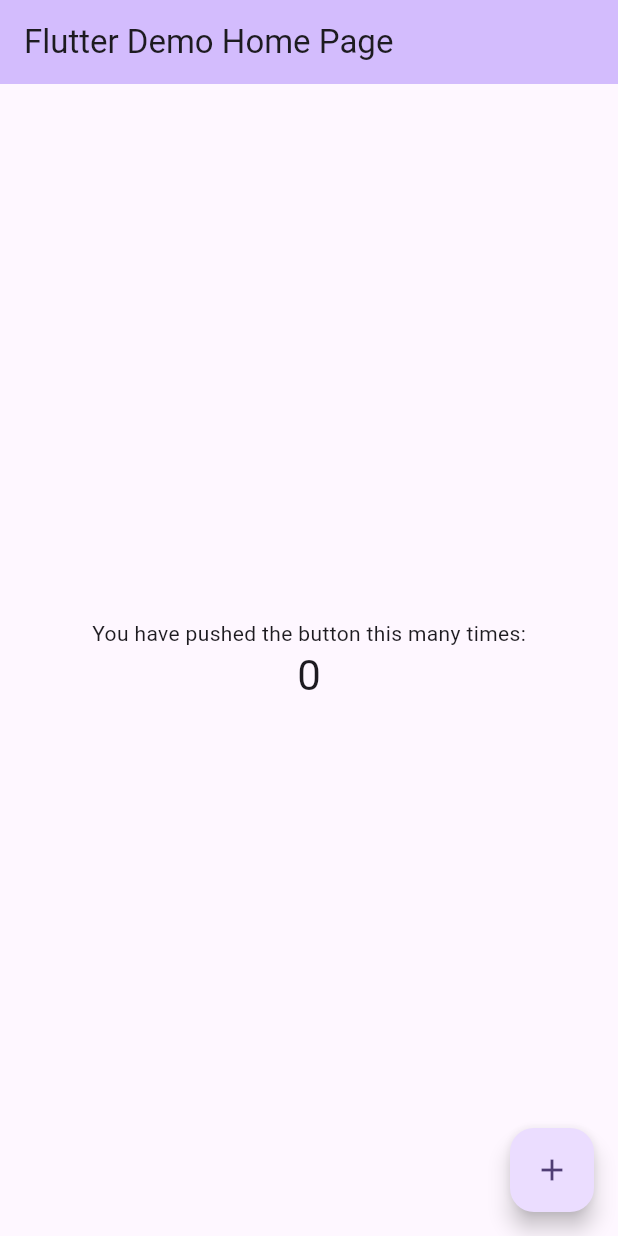
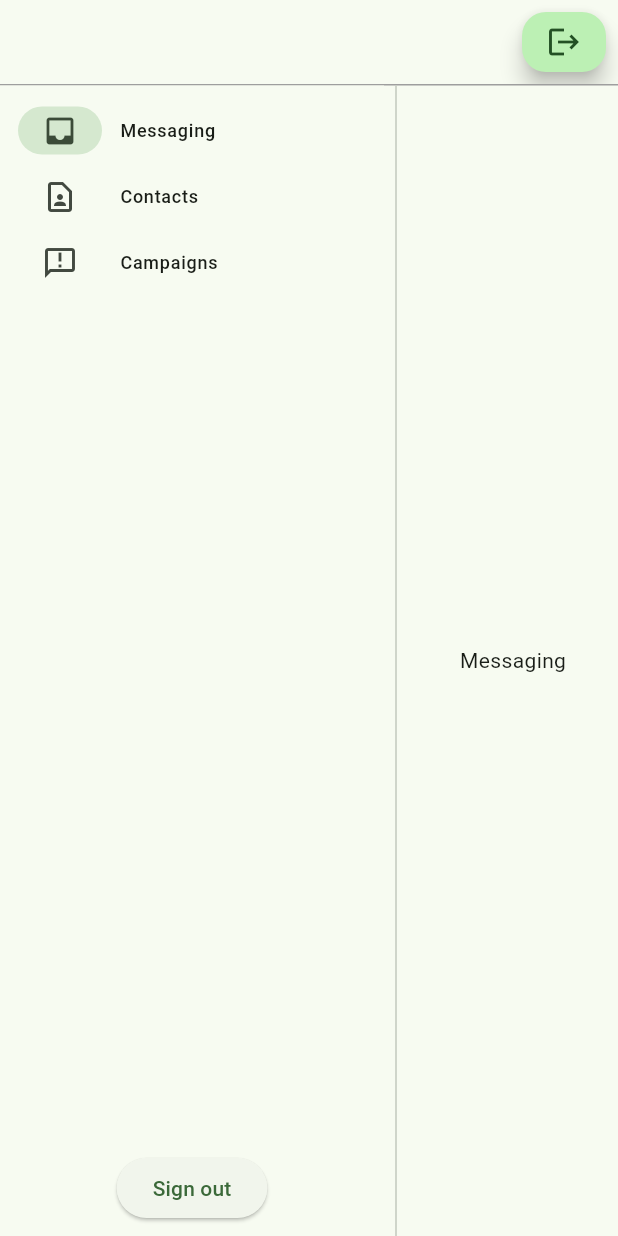
Before and after one commit to Cassaden/marketing_suite_nativeapp, a Flutter app: the screen it shows after launch, on a phone screen of 412 x 824 dp. Run offline on Flutter 3.47's test engine with Material 3 defaults, Android fonts, the phone set to English and light mode, and no system bars.

Commit message:
Created routes and some pages.

```diff
--- a/lib/main.dart
+++ b/lib/main.dart
@@ -1,122 +1,22 @@
 import 'package:flutter/material.dart';
 
+import 'package:app/screens/home.dart';
+
 void main() {
-  runApp(const MyApp());
+  runApp(const App());
 }
 
-class MyApp extends StatelessWidget {
-  const MyApp({super.key});
+class App extends StatelessWidget {
+  const App({super.key});
 
-  // This widget is the root of your application.
   @override
   Widget build(BuildContext context) {
     return MaterialApp(
-      title: 'Flutter Demo',
+      title: 'Cassaden',
       theme: ThemeData(
-        // This is the theme of your application.
-        //
-        // TRY THIS: Try running your application with "flutter run". You'll see
-        // the application has a purple toolbar. Then, without quitting the app,
-        // try changing the seedColor in the colorScheme below to Colors.green
-        // and then invoke "hot reload" (save your changes or press the "hot
-        // reload" button in a Flutter-supported IDE, or press "r" if you used
-        // the command line to start the app).
-        //
-        // Notice that the counter didn't reset back to zero; the application
-        // state is not lost during the reload. To reset the state, use hot
-        // restart instead.
-        //
-        // This works for code too, not just values: Most code changes can be
-        // tested with just a hot reload.
-        colorScheme: ColorScheme.fromSeed(seedColor: Colors.deepPurple),
+        colorScheme: ColorScheme.fromSeed(seedColor: Colors.green),
       ),
-      home: const MyHomePage(title: 'Flutter Demo Home Page'),
+      home: const HomeScreen(),
     );
   }
 }
-
-class MyHomePage extends StatefulWidget {
-  const MyHomePage({super.key, required this.title});
-
-  // This widget is the home page of your application. It is stateful, meaning
-  // that it has a State object (defined below) that contains fields that affect
-  // how it looks.
-
-  // This class is the configuration for the state. It holds the values (in this
-  // case the title) provided by the parent (in this case the App widget) and
-  // used by the build method of the State. Fields in a Widget subclass are
-  // always marked "final".
-
-  final String title;
-
-  @override
-  State<MyHomePage> createState() => _MyHomePageState();
-}
-
-class _MyHomePageState extends State<MyHomePage> {
-  int _counter = 0;
-
-  void _incrementCounter() {
-    setState(() {
-      // This call to setState tells the Flutter framework that something has
-      // changed in this State, which causes it to rerun the build method below
-      // so that the display can reflect the updated values. If we changed
-      // _counter without calling setState(), then the build method would not be
-      // called again, and so nothing would appear to happen.
-      _counter++;
-    });
-  }
-
-  @override
-  Widget build(BuildContext context) {
-    // This method is rerun every time setState is called, for instance as done
-    // by the _incrementCounter method above.
-    //
-    // The Flutter framework has been optimized to make rerunning build methods
-    // fast, so that you can just rebuild anything that needs updating rather
-    // than having to individually change instances of widgets.
-    return Scaffold(
-      appBar: AppBar(
-        // TRY THIS: Try changing the color here to a specific color (to
-        // Colors.amber, perhaps?) and trigger a hot reload to see the AppBar
-        // change color while the other colors stay the same.
-        backgroundColor: Theme.of(context).colorScheme.inversePrimary,
-        // Here we take the value from the MyHomePage object that was created by
-        // the App.build method, and use it to set our appbar title.
-        title: Text(widget.title),
-      ),
-      body: Center(
-        // Center is a layout widget. It takes a single child and positions it
-        // in the middle of the parent.
-        child: Column(
-          // Column is also a layout widget. It takes a list of children and
-          // arranges them vertically. By default, it sizes itself to fit its
-          // children horizontally, and tries to be as tall as its parent.
-          //
-          // Column has various properties to control how it sizes itself and
-          // how it positions its children. Here we use mainAxisAlignment to
-          // center the children vertically; the main axis here is the vertical
-          // axis because Columns are vertical (the cross axis would be
-          // horizontal).
-          //
-          // TRY THIS: Invoke "debug painting" (choose the "Toggle Debug Paint"
-          // action in the IDE, or press "p" in the console), to see the
-          // wireframe for each widget.
-          mainAxisAlignment: MainAxisAlignment.center,
-          children: <Widget>[
-            const Text('You have pushed the button this many times:'),
-            Text(
-              '$_counter',
-              style: Theme.of(context).textTheme.headlineMedium,
-            ),
-          ],
-        ),
-      ),
-      floatingActionButton: FloatingActionButton(
-        onPressed: _incrementCounter,
-        tooltip: 'Increment',
-        child: const Icon(Icons.add),
-      ), // This trailing comma makes auto-formatting nicer for build methods.
-    );
-  }
-}
--- /dev/null
+++ b/lib/screens/campaigns.dart
@@ -0,0 +1,15 @@
+import 'package:flutter/material.dart';
+
+class CampaignsScreen extends StatefulWidget {
+  const CampaignsScreen({super.key});
+
+  @override
+  State<CampaignsScreen> createState() => _CampaignsScreenState();
+}
+
+class _CampaignsScreenState extends State<CampaignsScreen> {
+  @override
+  Widget build(BuildContext context) {
+    return const Center(child: Text("CampaignsScreen"));
+  }
+}
--- /dev/null
+++ b/lib/screens/contacts.dart
@@ -0,0 +1,15 @@
+import 'package:flutter/material.dart';
+
+class ContactsScreen extends StatefulWidget {
+  const ContactsScreen({super.key});
+
+  @override
+  State<ContactsScreen> createState() => _ContactsScreenState();
+}
+
+class _ContactsScreenState extends State<ContactsScreen> {
+  @override
+  Widget build(BuildContext context) {
+    return const Center(child: Text("Contacts."));
+  }
+}
--- /dev/null
+++ b/lib/screens/home.dart
@@ -0,0 +1,95 @@
+import 'package:flutter/material.dart';
+
+import 'campaigns.dart';
+import 'contacts.dart';
+import 'messaging.dart';
+
+class HomeScreen extends StatefulWidget {
+  const HomeScreen({super.key});
+
+  @override
+  State<HomeScreen> createState() => _HomeScreenState();
+}
+
+class _HomeScreenState extends State<HomeScreen> {
+  int _selectedIndex = 0;
+
+  NavigationRailLabelType labelType = NavigationRailLabelType.all;
+  final double _groupAlignment = -1.0;
+
+  final List<Widget Function()> _screens = [
+    MessagingScreen.new,
+    ContactsScreen.new,
+    CampaignsScreen.new,
+  ];
+
+  @override
+  Widget build(BuildContext context) {
+    return Scaffold(
+      appBar: AppBar(
+        backgroundColor: Theme.of(context).colorScheme.surface,
+        actions: [
+          Padding(
+            padding: EdgeInsets.all(8),
+            child: FloatingActionButton(
+              onPressed: () {},
+              child: Icon(Icons.logout),
+            ),
+          ),
+        ],
+      ),
+      body: SafeArea(
+        child: Column(
+          children: [
+            Divider(height: 1, thickness: 1, color: Colors.grey),
+            Expanded(
+              child: Row(
+                children: <Widget>[
+                  NavigationRail(
+                    extended: true,
+                    selectedIndex: _selectedIndex,
+                    groupAlignment: _groupAlignment,
+                    onDestinationSelected:
+                        (int index) => setState(() {
+                          _selectedIndex = index;
+                        }),
+                    destinations: const <NavigationRailDestination>[
+                      NavigationRailDestination(
+                        icon: Icon(Icons.inbox),
+                        label: Text('Messaging'),
+                      ),
+                      NavigationRailDestination(
+                        icon: Icon(Icons.contact_page_outlined),
+                        label: Text('Contacts'),
+                      ),
+                      NavigationRailDestination(
+                        icon: Icon(Icons.announcement_outlined),
+                        label: Text('Campaigns'),
+                      ),
+                    ],
+                    trailing: Expanded(
+                      child: Column(
+                        mainAxisAlignment: MainAxisAlignment.end,
+                        children: [
+                          Padding(
+                            padding: EdgeInsets.all(8),
+                            child: ElevatedButton(
+                              child: Text('Sign out'),
+                              onPressed: () {},
+                            ),
+                          ),
+                        ],
+                      ),
+                    ),
+                  ),
+                  VerticalDivider(),
+                  Expanded(child: _screens[_selectedIndex]()),
+                ],
+              ),
+            ),
+          ],
+        ),
+      ),
+    );
+  }
+}
--- /dev/null
+++ b/lib/screens/messaging.dart
@@ -0,0 +1,15 @@
+import 'package:flutter/material.dart';
+
+class MessagingScreen extends StatefulWidget {
+  const MessagingScreen({super.key});
+
+  @override
+  State<MessagingScreen> createState() => _MessagingScreenState();
+}
+
+class _MessagingScreenState extends State<MessagingScreen> {
+  @override
+  Widget build(BuildContext context) {
+    return const Center(child: Text("Messaging"));
+  }
+}
```
Also changed, not shown: 1 other file.
